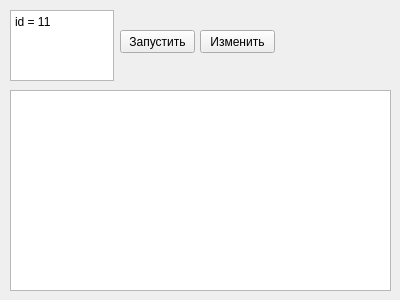
Old version of the form UI.ui in the repository GoldmanYT/yandex_lyceum.
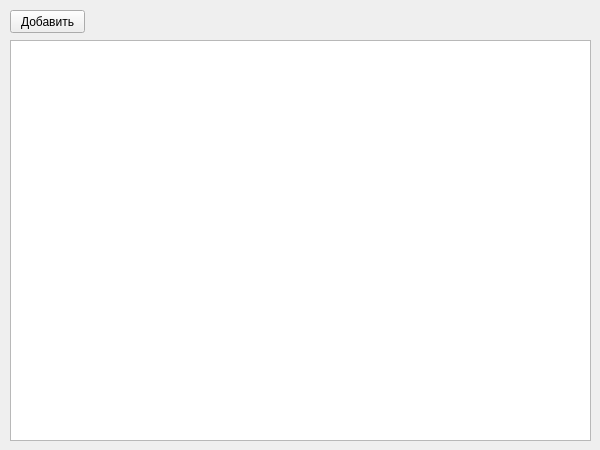
New version of the form.

Patch:
```diff
--- a/UI.ui
+++ b/UI.ui
@@ -6,60 +6,34 @@
    <rect>
     <x>0</x>
     <y>0</y>
-    <width>400</width>
-    <height>300</height>
+    <width>600</width>
+    <height>450</height>
    </rect>
   </property>
   <property name="windowTitle">
    <string>MainWindow</string>
   </property>
   <widget class="QWidget" name="centralwidget">
-   <widget class="QPlainTextEdit" name="mask">
+   <widget class="QPushButton" name="btn_add">
     <property name="geometry">
      <rect>
       <x>10</x>
       <y>10</y>
-      <width>104</width>
-      <height>71</height>
-     </rect>
-    </property>
-    <property name="plainText">
-     <string>id = 11</string>
-    </property>
-   </widget>
-   <widget class="QPushButton" name="btn_find">
-    <property name="geometry">
-     <rect>
-      <x>120</x>
-      <y>30</y>
       <width>75</width>
       <height>23</height>
      </rect>
     </property>
     <property name="text">
-     <string>Запустить</string>
-    </property>
-   </widget>
-   <widget class="QPushButton" name="btn_change">
-    <property name="geometry">
-     <rect>
-      <x>200</x>
-      <y>30</y>
-      <width>75</width>
-      <height>23</height>
-     </rect>
-    </property>
-    <property name="text">
-     <string>Изменить</string>
+     <string>Добавить</string>
     </property>
    </widget>
    <widget class="QTableWidget" name="table">
     <property name="geometry">
      <rect>
       <x>10</x>
-      <y>90</y>
-      <width>381</width>
-      <height>201</height>
+      <y>40</y>
+      <width>581</width>
+      <height>401</height>
      </rect>
     </property>
    </widget>
```
Left out of the diff: 2 changed lines with no effect on the pictures.
